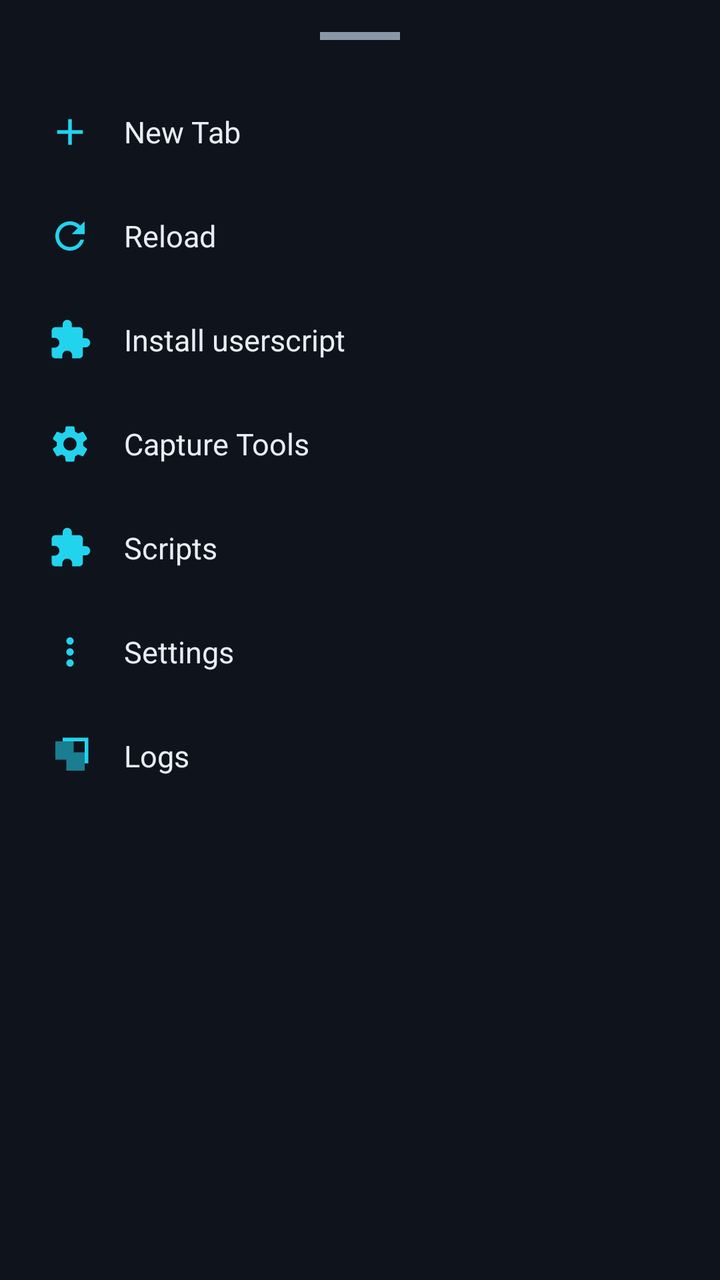
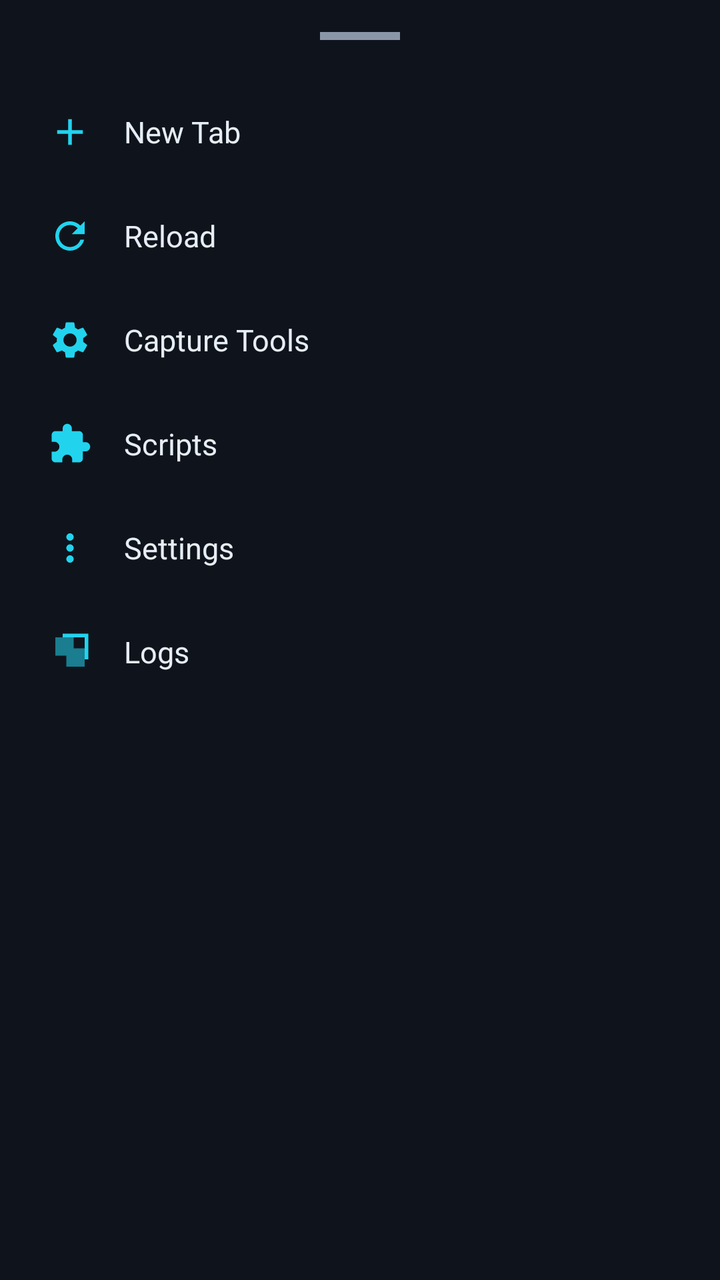

An Android layout rendered at two revisions. The XML below is the earlier revision; the diff shows what the commit changed to produce the second picture.
<!-- AndroidManifest.xml: application theme Theme.UHCompanion -->
<!-- res/layout/dialog_main_menu.xml -->
<?xml version="1.0" encoding="utf-8"?>
<LinearLayout xmlns:android="http://schemas.android.com/apk/res/android"
    xmlns:app="http://schemas.android.com/apk/res-auto"
    android:layout_width="match_parent"
    android:layout_height="wrap_content"
    android:orientation="vertical"
    android:background="@color/surface_2"
    android:padding="16dp">

    <View
        android:layout_width="40dp"
        android:layout_height="4dp"
        android:background="@color/subtext"
        android:layout_gravity="center_horizontal"
        android:layout_marginBottom="20dp" />

    <LinearLayout
        android:id="@+id/btnNewTab"
        android:layout_width="match_parent"
        android:layout_height="52dp"
        android:orientation="horizontal"
        android:gravity="center_vertical"
        android:background="?attr/selectableItemBackground"
        android:paddingStart="8dp"
        android:paddingEnd="8dp">
        <ImageView
            android:layout_width="22dp"
            android:layout_height="22dp"
            android:src="@drawable/ic_add"
            app:tint="@color/accent" />
        <TextView
            android:layout_width="wrap_content"
            android:layout_height="wrap_content"
            android:text="New Tab"
            android:textColor="@color/text"
            android:textSize="15sp"
            android:layout_marginStart="16dp" />
    </LinearLayout>

    <LinearLayout
        android:id="@+id/btnReload"
        android:layout_width="match_parent"
        android:layout_height="52dp"
        android:orientation="horizontal"
        android:gravity="center_vertical"
        android:background="?attr/selectableItemBackground"
        android:paddingStart="8dp"
        android:paddingEnd="8dp">
        <ImageView
            android:layout_width="22dp"
            android:layout_height="22dp"
            android:src="@drawable/ic_reload"
            app:tint="@color/accent" />
        <TextView
            android:layout_width="wrap_content"
            android:layout_height="wrap_content"
            android:text="Reload"
            android:textColor="@color/text"
            android:textSize="15sp"
            android:layout_marginStart="16dp" />
    </LinearLayout>

    <LinearLayout
        android:id="@+id/btnInstallScript"
        android:layout_width="match_parent"
        android:layout_height="52dp"
        android:orientation="horizontal"
        android:gravity="center_vertical"
        android:background="?attr/selectableItemBackground"
        android:paddingStart="8dp"
        android:paddingEnd="8dp">
        <ImageView
            android:layout_width="22dp"
            android:layout_height="22dp"
            android:src="@drawable/ic_extension_rounded"
            app:tint="@color/accent" />
        <TextView
            android:layout_width="wrap_content"
            android:layout_height="wrap_content"
            android:text="Install userscript"
            android:textColor="@color/text"
            android:textSize="15sp"
            android:layout_marginStart="16dp" />
    </LinearLayout>

    <LinearLayout
        android:id="@+id/btnTools"
        android:layout_width="match_parent"
        android:layout_height="52dp"
        android:orientation="horizontal"
        android:gravity="center_vertical"
        android:background="?attr/selectableItemBackground"
        android:paddingStart="8dp"
        android:paddingEnd="8dp">
        <ImageView
            android:layout_width="22dp"
            android:layout_height="22dp"
            android:src="@drawable/ic_settings"
            app:tint="@color/accent" />
        <TextView
            android:layout_width="wrap_content"
            android:layout_height="wrap_content"
            android:text="Capture Tools"
            android:textColor="@color/text"
            android:textSize="15sp"
            android:layout_marginStart="16dp" />
    </LinearLayout>

    <LinearLayout
            android:id="@+id/btnScripts"
            android:layout_width="match_parent"
            android:layout_height="52dp"
            android:orientation="horizontal"
            android:gravity="center_vertical"
            android:background="?attr/selectableItemBackground"
            android:paddingStart="8dp"
            android:paddingEnd="8dp">
            <ImageView
                android:layout_width="22dp"
                android:layout_height="22dp"
                android:src="@drawable/ic_extension_rounded"
                app:tint="@color/accent" />
            <TextView
                android:layout_width="wrap_content"
                android:layout_height="wrap_content"
                android:text="Scripts"
                android:textColor="@color/text"
                android:textSize="15sp"
                android:layout_marginStart="16dp" />
           </LinearLayout>

    <LinearLayout
        android:id="@+id/btnSettings"
        android:layout_width="match_parent"
        android:layout_height="52dp"
        android:orientation="horizontal"
        android:gravity="center_vertical"
        android:background="?attr/selectableItemBackground"
        android:paddingStart="8dp"
        android:paddingEnd="8dp">
        <ImageView
            android:layout_width="22dp"
            android:layout_height="22dp"
            android:src="@drawable/ic_menu"
            app:tint="@color/accent" />
        <TextView
            android:layout_width="wrap_content"
            android:layout_height="wrap_content"
            android:text="Settings"
            android:textColor="@color/text"
            android:textSize="15sp"
            android:layout_marginStart="16dp" />
    </LinearLayout>

    <LinearLayout
        android:id="@+id/btnLogs"
        android:layout_width="match_parent"
        android:layout_height="52dp"
        android:orientation="horizontal"
        android:gravity="center_vertical"
        android:background="?attr/selectableItemBackground"
        android:paddingStart="8dp"
        android:paddingEnd="8dp">
        <ImageView
            android:layout_width="22dp"
            android:layout_height="22dp"
            android:src="@drawable/ic_tabs"
            app:tint="@color/accent" />
        <TextView
            android:layout_width="wrap_content"
            android:layout_height="wrap_content"
            android:text="Logs"
            android:textColor="@color/text"
            android:textSize="15sp"
            android:layout_marginStart="16dp" />
    </LinearLayout>

</LinearLayout>
<!-- resources referenced by this layout -->
<resources>
  <color name="accent">#22D3EE</color>
  <color name="subtext">#8A96A8</color>
  <color name="surface_2">#0F141C</color>
  <color name="text">#E6EDF5</color>
  <!-- drawable ic_add (drawable) -->
  <vector xmlns:android="http://schemas.android.com/apk/res/android"
      android:width="24dp" android:height="24dp"
      android:viewportWidth="24" android:viewportHeight="24">
      <path android:fillColor="#0A0D14"
          android:pathData="M19,13h-6v6h-2v-6H5v-2h6V5h2v6h6z"/>
  </vector>
  <!-- drawable ic_extension_rounded (drawable) -->
  <vector xmlns:android="http://schemas.android.com/apk/res/android"
      android:width="24dp" android:height="24dp"
      android:viewportWidth="24" android:viewportHeight="24">
      <path android:fillColor="#4ADE80"
          android:pathData="M20.5,11H19V7c0,-1.1 -0.9,-2 -2,-2h-4V3.5C13,2.12 11.88,1 10.5,1S8,2.12 8,3.5V5H4c-1.1,0 -1.99,0.9 -1.99,2v3.8H3.5c1.49,0 2.7,1.21 2.7,2.7s-1.21,2.7 -2.7,2.7H2V20c0,1.1 0.9,2 2,2h3.8v-1.5c0,-1.49 1.21,-2.7 2.7,-2.7 1.49,0 2.7,1.21 2.7,2.7V22H17c1.1,0 2,-0.9 2,-2v-4h1.5c1.38,0 2.5,-1.12 2.5,-2.5S21.88,11 20.5,11z"/>
  </vector>
  <!-- drawable ic_menu (drawable) -->
  <vector xmlns:android="http://schemas.android.com/apk/res/android"
      android:width="24dp" android:height="24dp"
      android:viewportWidth="24" android:viewportHeight="24">
      <path android:fillColor="#E6EDF5"
          android:pathData="M12,8c1.1,0 2,-0.9 2,-2s-0.9,-2 -2,-2 -2,0.9 -2,2 0.9,2 2,2zM12,10c-1.1,0 -2,0.9 -2,2s0.9,2 2,2 2,-0.9 2,-2 -0.9,-2 -2,-2zM12,16c-1.1,0 -2,0.9 -2,2s0.9,2 2,2 2,-0.9 2,-2 -0.9,-2 -2,-2z"/>
  </vector>
  <!-- drawable ic_reload (drawable) -->
  <vector xmlns:android="http://schemas.android.com/apk/res/android"
      android:width="24dp" android:height="24dp"
      android:viewportWidth="24" android:viewportHeight="24">
      <path android:fillColor="#E6EDF5"
          android:pathData="M17.65,6.35C16.2,4.9 14.21,4 12,4c-4.42,0 -7.99,3.58 -8,8s3.58,8 8,8c3.73,0 6.84,-2.55 7.73,-6h-2.08c-0.82,2.33 -3.04,4 -5.65,4 -3.31,0 -6,-2.69 -6,-6s2.69,-6 6,-6c1.66,0 3.14,0.69 4.22,1.78L13,11h7V4l-2.35,2.35z"/>
  </vector>
  <!-- drawable ic_tabs (drawable) -->
  <vector xmlns:android="http://schemas.android.com/apk/res/android"
      android:width="24dp" android:height="24dp"
      android:viewportWidth="24" android:viewportHeight="24">
      <path android:fillColor="#E6EDF5"
          android:pathData="M4,4h10v10H4zM10,10h10v10H10z" android:fillAlpha="0.55"/>
      <path android:fillColor="#E6EDF5"
          android:pathData="M8,2h14v14h-2V4H8z"/>
  </vector>
  <style name="Theme.UHCompanion" parent="Theme.Material3.Dark.NoActionBar">
          <item name="android:statusBarColor">@color/bg</item>
          <item name="android:navigationBarColor">@color/bg</item>
          <item name="android:windowLightStatusBar">false</item>
          <item name="colorPrimary">@color/accent</item>
          <item name="colorOnPrimary">@color/bg</item>
          <item name="colorSurface">@color/surface</item>
          <item name="colorOnSurface">@color/text</item>
      </style>
  <color name="bg">#0B0F14</color>
  <color name="surface">#161B24</color>
  <!-- unchanged entries left out for length: 1 -->
</resources>

<!-- the commit's change to res/layout/dialog_main_menu.xml (unified diff, before → after) -->
@@ -55,29 +55,6 @@
             android:layout_width="wrap_content"
             android:layout_height="wrap_content"
             android:text="Reload"
-            android:textColor="@color/text"
-            android:textSize="15sp"
-            android:layout_marginStart="16dp" />
-    </LinearLayout>
-
-    <LinearLayout
-        android:id="@+id/btnInstallScript"
-        android:layout_width="match_parent"
-        android:layout_height="52dp"
-        android:orientation="horizontal"
-        android:gravity="center_vertical"
-        android:background="?attr/selectableItemBackground"
-        android:paddingStart="8dp"
-        android:paddingEnd="8dp">
-        <ImageView
-            android:layout_width="22dp"
-            android:layout_height="22dp"
-            android:src="@drawable/ic_extension_rounded"
-            app:tint="@color/accent" />
-        <TextView
-            android:layout_width="wrap_content"
-            android:layout_height="wrap_content"
-            android:text="Install userscript"
             android:textColor="@color/text"
             android:textSize="15sp"
             android:layout_marginStart="16dp" />
